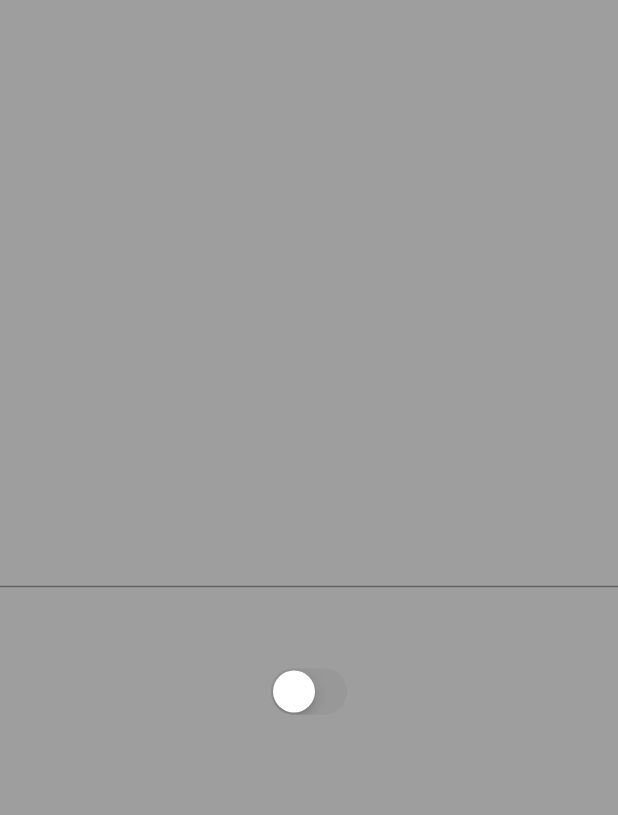
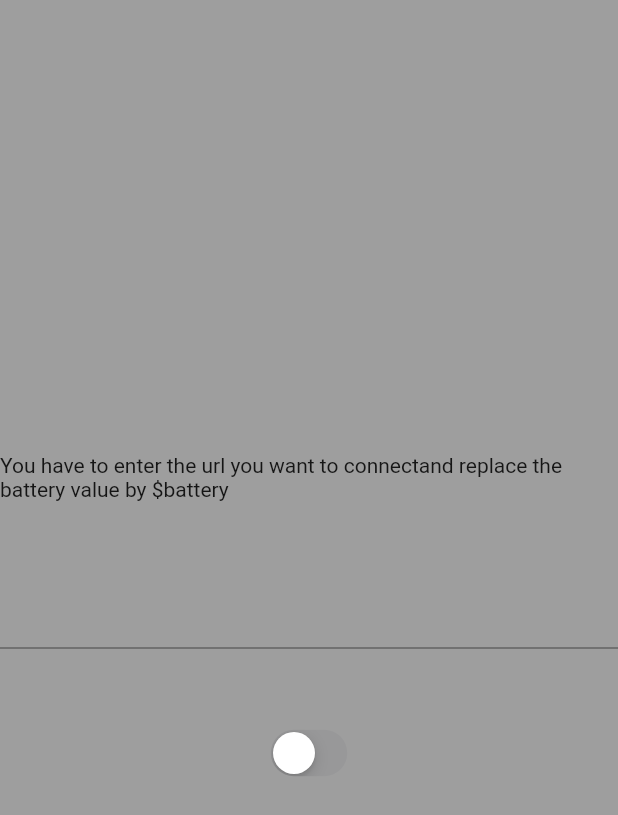
Before and after one commit to DebroyeAntoine/AndroidBattery, a Flutter app: the screen it shows after launch, on a phone screen of 412 x 824 dp. Shown: the top 815 px of the screen. Run offline on Flutter 3.47's test engine with Material 2 defaults, Android fonts, the phone set to English and light mode, and no system bars; our stand-ins replace battery_plus, bloc, flutter_bloc, shared_preferences; missing offline and left inert: workmanager.

Commit message:
Add a hint text to inform the user what he has to do

```diff
--- a/lib/main.dart
+++ b/lib/main.dart
@@ -64,6 +64,11 @@ class _MyHomePageState extends State<MyHomePage> {
             mainAxisAlignment: MainAxisAlignment.center,
             crossAxisAlignment: CrossAxisAlignment.center,
             children: [
+              Text("You have to enter the url you want to connect"
+                  "and replace the battery value by \$battery"),
+              const SizedBox(
+                height: 50,
+              ),
               TextField(
                 controller: _controller,
                 maxLines: null,
```
